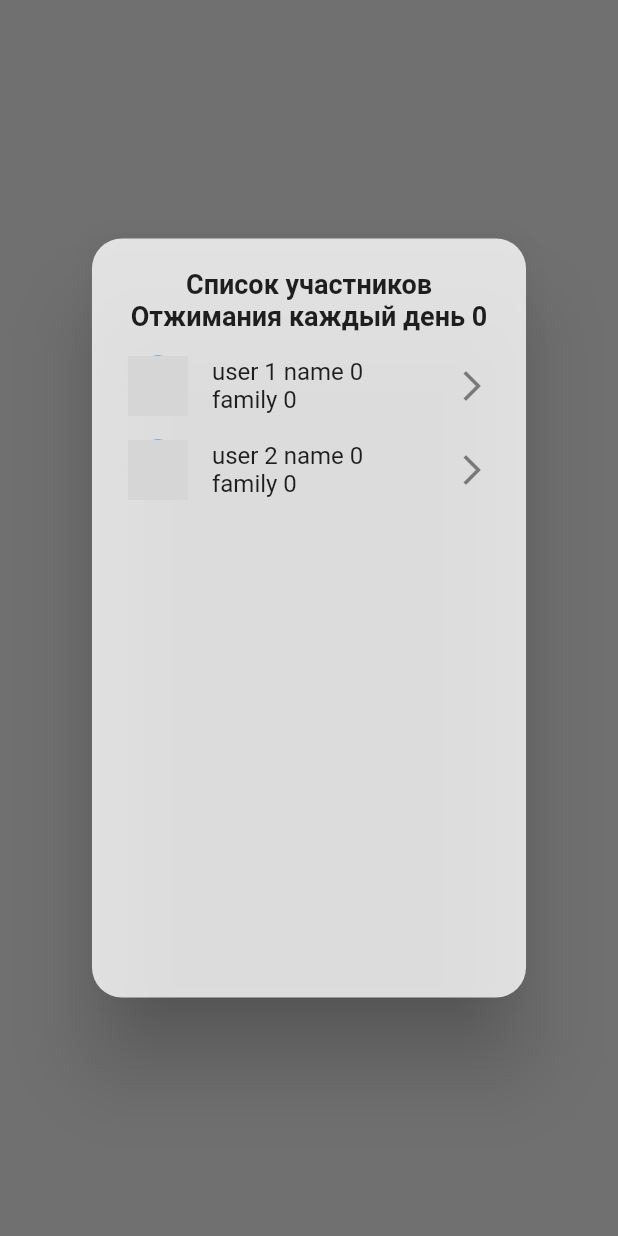
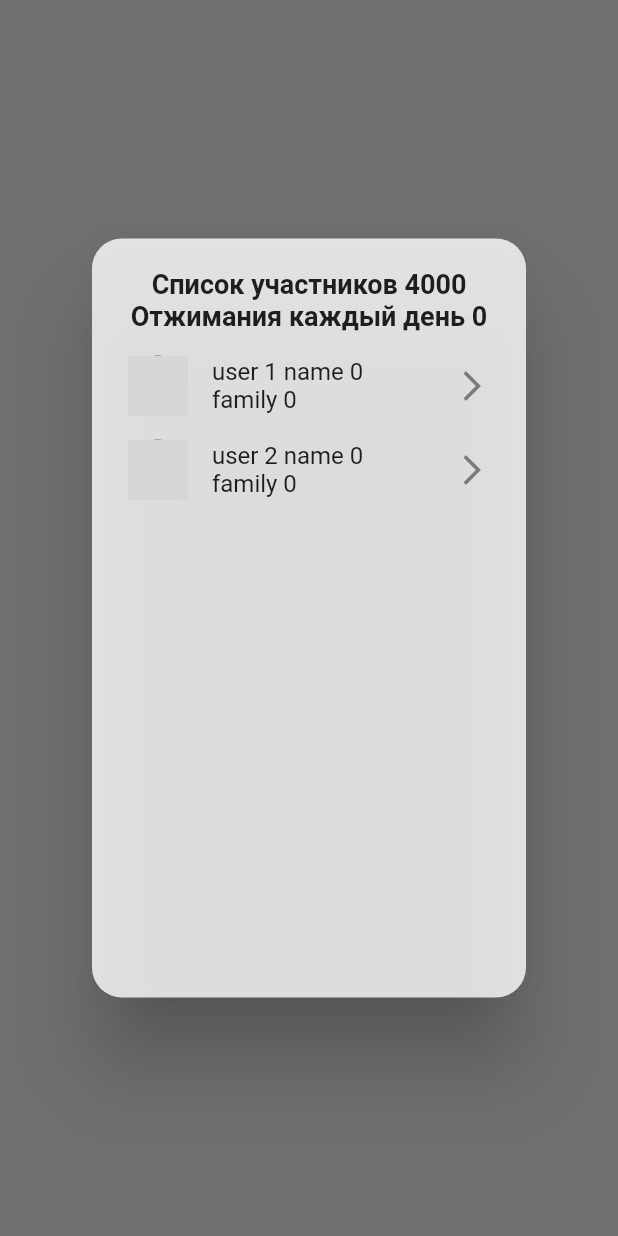
Before and after one commit to deorditse/kaizen_workout_app, a Flutter app: what popupWithUsersInWorkout() shows on an empty page, opened directly with empty values, on a phone screen of 412 x 824 dp. Run offline on Flutter 3.47's test engine with Material 2 defaults, Android fonts, the phone set to English and light mode, and no system bars; our stand-ins replace firebase_auth, flutter_datetime_picker, font_awesome_flutter, freezed_annotation, get, google_sign_in and 4 more; accounts and stored records are empty; network calls fail; grey boxes are pictures that could not be loaded.

Commit message:
update create workout

```diff
--- a/lib/packages/ui_layout/pages/bottom_navigation_page/body_pages/body_home_page/widgets/horizontal_list_sports_workout/widgets/popup_with_users_in_workout.dart
+++ b/lib/packages/ui_layout/pages/bottom_navigation_page/body_pages/body_home_page/widgets/horizontal_list_sports_workout/widgets/popup_with_users_in_workout.dart
@@ -15,14 +15,17 @@ popupWithUsersInWorkout({
 
   return Get.defaultDialog(
     backgroundColor: myDefaultDialogBackground(context),
-    titlePadding: EdgeInsets.only(
+    titlePadding: const EdgeInsets.only(
       top: 20,
     ),
-    title: "Список участников\n${sportWorkout.nameWorkout}",
+    title: sportWorkout != null
+        ? "Список участников ${sportWorkout.idWorkout}\n${sportWorkout.nameWorkout}"
+        : "error",
     // content: Text(usersInWorkout.cast().toList().toString()),
-    content: Container(
+    content: SizedBox(
         height: MediaQuery.of(context).size.width,
-      child: SingleChildScrollView(
+        child: sportWorkout != null
+            ? SingleChildScrollView(
                 child: Column(
                   children: [
                     ...sportWorkout.usersInWorkout!
@@ -31,7 +34,7 @@ popupWithUsersInWorkout({
                           (user) => ListTile(
                             hoverColor: Colors.yellow,
                             focusColor: Colors.red,
-                    leading: CircleAvatar(
+                            leading: const CircleAvatar(
                               backgroundImage: NetworkImage(
                                 'https://picsum.photos/1200/501',
                                 // fit: BoxFit.cover,
@@ -47,8 +50,10 @@ popupWithUsersInWorkout({
                         .toSet(),
                   ],
                 ),
-      ),
-    ),
+              )
+            : const Center(
+                child: Text('error'),
+              )),
     titleStyle: Theme.of(context).textTheme.headline1,
     // middleTextStyle
   );
--- a/lib/packages/ui_layout/pages/bottom_navigation_page/body_pages/body_sports_page/ui_sports/widgets/app_bar_sports.dart
+++ b/lib/packages/ui_layout/pages/bottom_navigation_page/body_pages/body_sports_page/ui_sports/widgets/app_bar_sports.dart
@@ -36,7 +36,7 @@ SliverAppBar mySliverSportsAppBar(context) {
     ],
     title: GetBuilder<ImplementAppStateGetXController>(
       builder: (_) => Text(
-        'Тренировка ${controllerApp.dataSportsWorkoutList.isNotEmpty ? 'id ${controllerApp.dataSportsWorkoutList[controllerApp.indexWorkoutList.value].idWorkout}' : ''}',
+        'Тренировка ${controllerApp.dataSportsWorkoutList.isNotEmpty ? 'id ${controllerApp.dataSportsWorkoutList[controllerApp.indexWorkoutList.value]!.idWorkout}' : ''}',
         style: Theme.of(context).textTheme.headline1,
       ),
     ),
```
Also changed, not shown: lib/packages/business_layout/lib/src/getX/getx_controllers/app_controller/implement_getx_state_management.dart (+5 -5 lines), lib/packages/ui_layout/pages/bottom_navigation_page/body_pages/body_home_page/widgets/horizontal_list_sports_workout/widgets/what_toDo_day_inWorkout.dart (+13 -5 lines), lib/packages/ui_layout/pages/bottom_navigation_page/body_pages/body_sports_page/ui_sports/widgets/difault_dialog_all_program_workout.dart (+17 -8 lines). Lines whose indentation alone changed are shown as unchanged.
